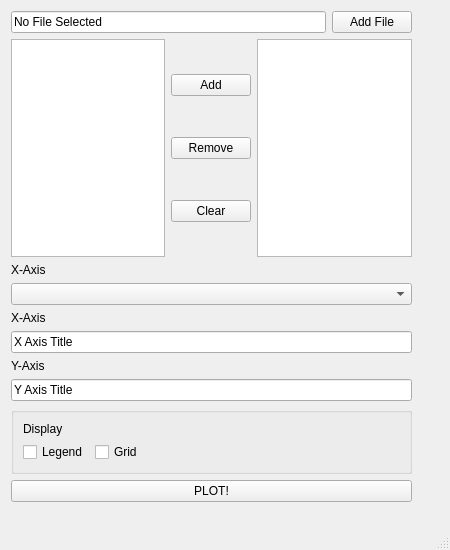
Mank1941/DataVisualisationTool, file res/main.ui: the form before one commit.
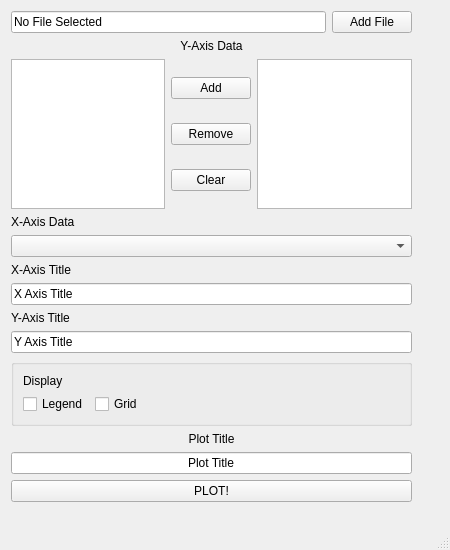
The form after the commit.

```diff
--- a/res/main.ui
+++ b/res/main.ui
@@ -23,7 +23,7 @@
      <verstretch>0</verstretch>
     </sizepolicy>
    </property>
-   <widget class="QWidget" name="">
+   <widget class="QWidget" name="layoutWidget">
     <property name="geometry">
      <rect>
       <x>11</x>
@@ -57,6 +57,16 @@
        </item>
       </layout>
      </item>
+     <item>
+      <widget class="QLabel" name="XAxisLabel">
+       <property name="text">
+        <string>Y-Axis Data</string>
+       </property>
+       <property name="alignment">
+        <set>Qt::AlignCenter</set>
+       </property>
+      </widget>
+     </item>
      <item>
       <layout class="QHBoxLayout" name="horizontalLayout_2">
        <item>
@@ -120,7 +130,7 @@
        <item>
         <widget class="QLabel" name="labelXAxis">
          <property name="text">
-          <string>X-Axis</string>
+          <string>X-Axis Data</string>
          </property>
         </widget>
        </item>
@@ -138,7 +148,7 @@
        <item>
         <widget class="QLabel" name="labelXTitle">
          <property name="text">
-          <string>X-Axis</string>
+          <string>X-Axis Title</string>
          </property>
         </widget>
        </item>
@@ -156,7 +166,7 @@
        <item>
         <widget class="QLabel" name="labelYTitle">
          <property name="text">
-          <string>Y-Axis</string>
+          <string>Y-Axis Title</string>
          </property>
         </widget>
        </item>
@@ -202,6 +212,30 @@
        </layout>
       </widget>
      </item>
+     <item>
+      <layout class="QVBoxLayout" name="verticalLayout_6">
+       <item>
+        <widget class="QLabel" name="plotTitleLabel">
+         <property name="text">
+          <string>Plot Title</string>
+         </property>
+         <property name="alignment">
+          <set>Qt::AlignCenter</set>
+         </property>
+        </widget>
+       </item>
+       <item>
+        <widget class="QLineEdit" name="plotTitle">
+         <property name="text">
+          <string>Plot Title</string>
+         </property>
+         <property name="alignment">
+          <set>Qt::AlignCenter</set>
+         </property>
+        </widget>
+       </item>
+      </layout>
+     </item>
      <item>
       <widget class="QPushButton" name="plotButton">
        <property name="text">
```
